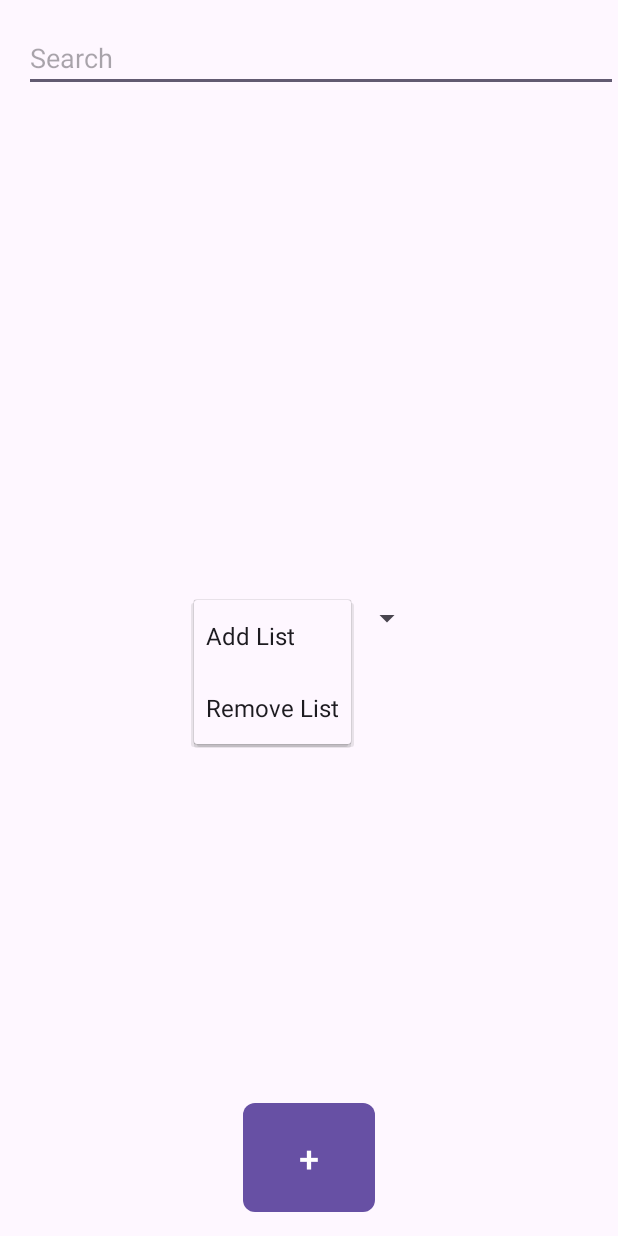
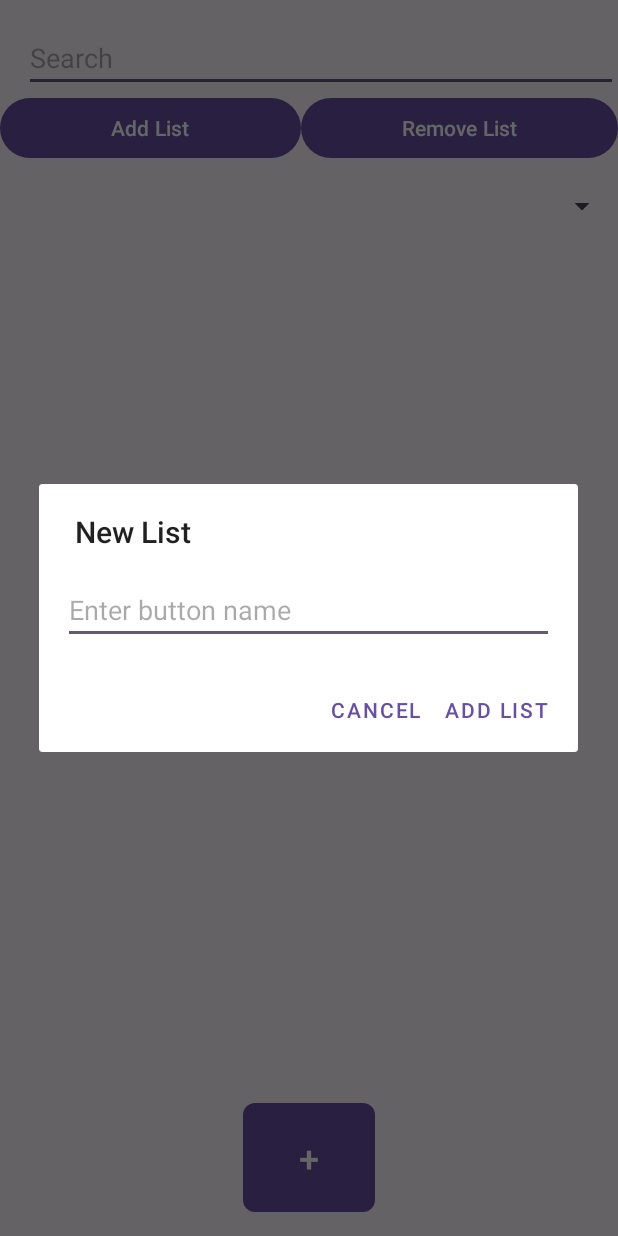
Before and after one commit to kibnakamoto/GrocerList, an Android app: the screen it shows after launch (MainActivity), after a tap on "Add List", on a phone screen of 412 x 824 dp. Run offline under Robolectric (Android 15) with nearby library versions, the phone set to English and light mode, and no system bars; 1 other tap on this screen came first.

Commit message:
fixed add/remove list buttons

```diff
--- a/Android/app/src/main/java/com/example/grocerlist/MainActivity.java
+++ b/Android/app/src/main/java/com/example/grocerlist/MainActivity.java
@@ -1,10 +1,13 @@
 package com.example.grocerlist;
 
+import android.app.AlertDialog;
 import android.content.DialogInterface;
-import android.view.LayoutInflater;
 import android.os.Bundle;
 import android.text.TextUtils;
+import android.view.LayoutInflater;
 import android.view.View;
+import android.widget.AdapterView;
+import android.widget.ArrayAdapter;
 import android.widget.Button;
 import android.widget.CheckBox;
 import android.widget.CompoundButton;
@@ -12,9 +15,6 @@ import android.widget.EditText;
 import android.widget.LinearLayout;
 import android.widget.Spinner;
 import android.widget.Toast;
-import android.widget.AdapterView;
-import android.widget.ArrayAdapter;
-import android.app.AlertDialog;
 
 import androidx.appcompat.app.AppCompatActivity;
 
@@ -24,7 +24,11 @@ import java.util.List;
 public class MainActivity extends AppCompatActivity {
 
     private LinearLayout checkboxContainer;
-    private Button addButton;
+    private Button addButton; // for list in the list
+
+    private Button addListButton; // list adder
+    private Button removeListButton; // list remover
+
     private ArrayAdapter<String> adapter; // for the list of lists
 
     // list of lists
@@ -43,8 +47,6 @@ public class MainActivity extends AppCompatActivity {
         // add list of lists
         spinnerDropdown = findViewById(R.id.spinner_dropdown);
         dropdownItems = new ArrayList<>();
-        dropdownItems.add("Add List");
-        dropdownItems.add("Remove List");
 
         // Create an ArrayAdapter using the string array and a default spinner layout
         adapter = new ArrayAdapter<>(
@@ -57,16 +59,11 @@ public class MainActivity extends AppCompatActivity {
         // Apply the adapter to the spinner
         spinnerDropdown.setAdapter(adapter);
 
-        // Set a listener to handle item selection
+        // when a new list is selected
         spinnerDropdown.setOnItemSelectedListener(new AdapterView.OnItemSelectedListener() {
             @Override
             public void onItemSelected(AdapterView<?> parentView, View selectedItemView, int position, long id) {
-                String selectedItem = dropdownItems.get(position);
-                if (selectedItem.compareTo("Add List") == 0) {
-                    showAddItemDialog();
-                } else if(selectedItem.compareTo("Remove List") == 0) {
-                    showRemoveItemDialog();
-                }
+                String selectedList = dropdownItems.get(position);
             }
 
             @Override
@@ -75,11 +72,28 @@ public class MainActivity extends AppCompatActivity {
 
         checkboxContainer = findViewById(R.id.checkboxContainer);
         addButton = findViewById(R.id.addButton);
+        addListButton = findViewById(R.id.btnAddItem);
+        removeListButton = findViewById(R.id.btnRemoveItem);
 
         addButton.setOnClickListener(new View.OnClickListener() {
             @Override
             public void onClick(View view) {
                 openEditTextDialog();
+            }
+        });
+
+        addListButton.setOnClickListener(new View.OnClickListener() {
+            @Override
+            public void onClick(View view) {
+                showAddItemDialog();
+            }
+        });
+
+
+        removeListButton.setOnClickListener(new View.OnClickListener() {
+            @Override
+            public void onClick(View view) {
+                showRemoveItemDialog();
             }
         });
     }
@@ -91,12 +105,19 @@ public class MainActivity extends AppCompatActivity {
         adapter.notifyDataSetChanged();
     }
 
+    // save entered data
+    private void save_to_json()
+    {
+
+    }
+
+    // remove list
     private void showRemoveItemDialog() {
         LayoutInflater inflater = getLayoutInflater();
         View dialogView = inflater.inflate(R.layout.dialog_add_item, null);
         AlertDialog.Builder builder = new AlertDialog.Builder(this);
-        builder.setTitle("Remove Item")
-                .setMessage("Select an item to remove:")
+        builder.setTitle("Remove List")
+                .setMessage("Select a list to remove:")
                 .setPositiveButton("Remove", new DialogInterface.OnClickListener() {
                     @Override
                     public void onClick(DialogInterface dialog, int which) {
@@ -104,9 +125,7 @@ public class MainActivity extends AppCompatActivity {
                         EditText editText = dialogView.findViewById(R.id.editTextButtonName);
                         String buttonName = editText.getText().toString();
                         // Remove the selected item
-                        if(buttonName.compareTo("Add List") != 0 || buttonName.compareTo("Remove List") != 0) {
-                            dropdownItems.remove(buttonName);
-                        }
+                        dropdownItems.remove(buttonName); // TODO: verify that the user wants to delete it
                         // Update the adapter
                         adapter.notifyDataSetChanged();
                     }
@@ -116,25 +135,32 @@ public class MainActivity extends AppCompatActivity {
         builder.create().show();
     }
 
-    // Add a new list
-    public void onAddItemClick(View view) {
-        addItemToDropdown("New List");
-    }
-
-    // Show an AlertDialog to get the button name from the user
+    // get the button name from the user and add new list
     private void showAddItemDialog() {
         LayoutInflater inflater = getLayoutInflater();
         View dialogView = inflater.inflate(R.layout.dialog_add_item, null);
 
         AlertDialog.Builder builder = new AlertDialog.Builder(this);
         builder.setView(dialogView)
-                .setTitle("Enter Button Name")
+                .setTitle("New List")
                 .setPositiveButton("Add List", new DialogInterface.OnClickListener() {
                     @Override
                     public void onClick(DialogInterface dialog, int which) {
                         EditText editText = dialogView.findViewById(R.id.editTextButtonName);
                         String buttonName = editText.getText().toString();
-                        addItemToDropdown(buttonName);
+                        // add if it doesn't exist already
+                        boolean equal = false;
+                        for(String button : dropdownItems) {
+                            if(buttonName.compareTo(button) == 0) {
+                                equal = true;
+                                break;
+                            }
+                        }
+                        if(!equal) {
+                            addItemToDropdown(buttonName);
+                        } else {
+                            // TODO: give an information popup that tells the user that the list exists
+                        }
                     }
                 })
                 .setNegativeButton("Cancel", null);
--- a/Android/app/src/main/res/layout/activity_main.xml
+++ b/Android/app/src/main/res/layout/activity_main.xml
@@ -44,10 +44,35 @@
 		android:layout_marginTop="16dp" />
 
 
-    <Spinner
+<!-- Add/Remove list -->
+	  <LinearLayout
+        android:id="@+id/buttonsLayout"
+        android:layout_width="match_parent"
+        android:layout_height="wrap_content"
+        android:orientation="horizontal"
+        android:layout_below="@id/searchBar">
+        <Button
+            android:id="@+id/btnAddItem"
+            android:layout_width="0dp"
+            android:layout_height="wrap_content"
+            android:layout_weight="1"
+			android:text="Add List"/>
+
+        <Button
+            android:id="@+id/btnRemoveItem"
+            android:layout_width="10dp"
+            android:layout_height="wrap_content"
+            android:layout_weight="1"
+			android:text="Remove List"/>
+	</LinearLayout>
+
+	<Spinner
         android:id="@+id/spinner_dropdown"
-        android:layout_width="wrap_content"
+        android:layout_width="match_parent"
         android:layout_height="wrap_content"
-        android:layout_centerInParent="true"/>
+        android:layout_marginTop="16dp"
+		android:layout_below="@id/buttonsLayout"
+        android:layout_marginBottom="16dp"/>
+
 
 </RelativeLayout>
```
